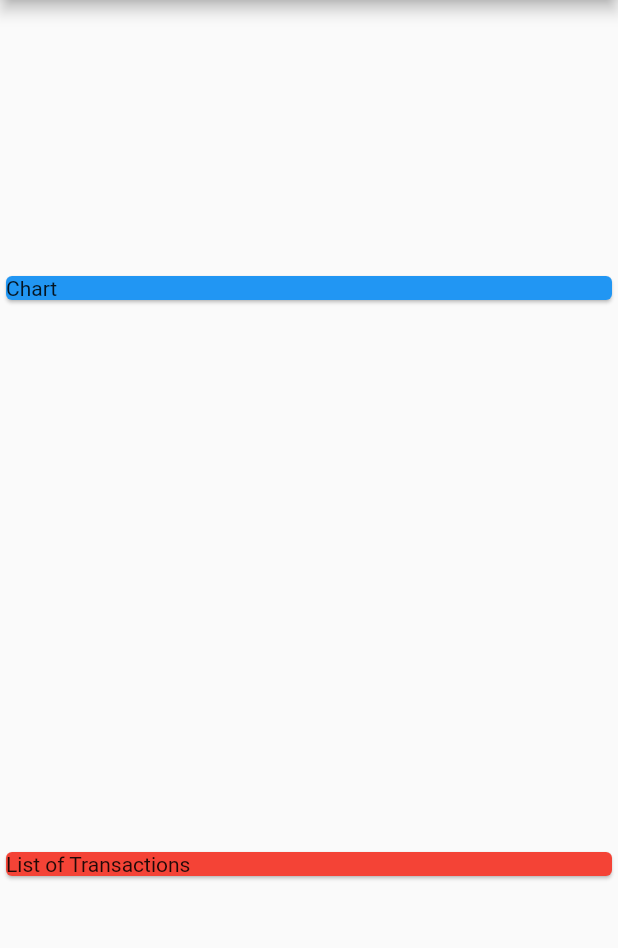
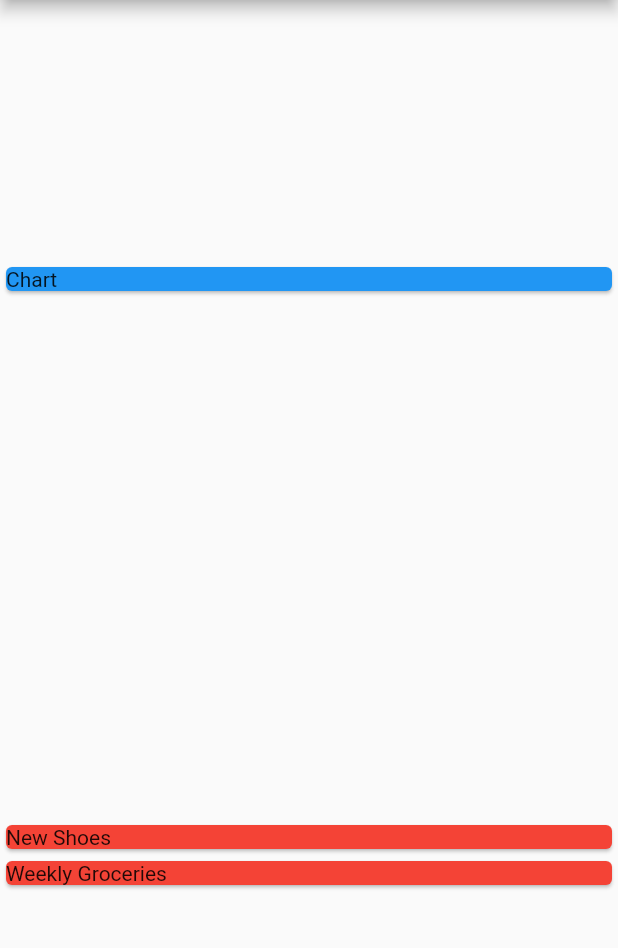
Before and after one commit to AadiRana911/Flutter, a Flutter app: the screen it shows after launch, on a phone screen of 412 x 824 dp, the part 84-1032 px from its top. Run offline on Flutter 3.47's test engine with Material 2 defaults, Android fonts, the phone set to English and light mode, and no system bars.

Commit message:
Hard coding transactions in a widget

```diff
--- a/expense_planner/lib/main.dart
+++ b/expense_planner/lib/main.dart
@@ -47,10 +47,15 @@ class MyHomePage extends StatelessWidget {
             color: Colors.blue,
             child: Text('Chart'),
           ),
-          Card(
-            color: Colors.red,
-            child: Text('List of Transactions')
-          )
+          Column(
+            crossAxisAlignment: CrossAxisAlignment.stretch,
+            children: transactions.map((tx) {
+              return Card(
+                color: Colors.red,
+                child: Text(tx.title)
+              );
+            }).toList(),
+          ),
         ],
       ),
     );
```
